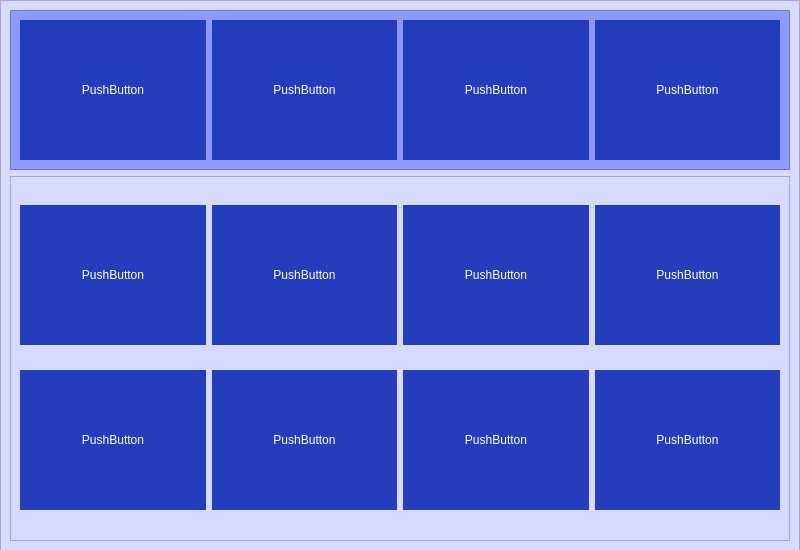
Before: the Qt Designer form content/tvseries/pagetvseries.ui in Sovhan/8INF957_ProjetSAVR, drawn with Qt 5.
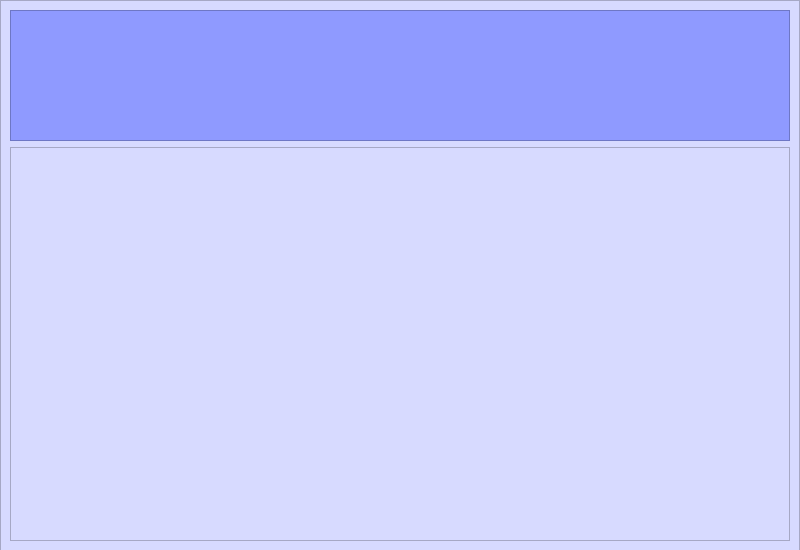
After: the same form once the commit is applied.

Commit message: Page TV Series empty

The edit to the form file:
```diff
--- a/content/tvseries/pagetvseries.ui
+++ b/content/tvseries/pagetvseries.ui
@@ -63,84 +63,7 @@
       <property name="frameShadow">
        <enum>QFrame::Raised</enum>
       </property>
-      <layout class="QGridLayout" name="gridLayoutNews">
-       <item row="0" column="0">
-        <widget class="QPushButton" name="pushButton">
-         <property name="minimumSize">
-          <size>
-           <width>140</width>
-           <height>140</height>
-          </size>
-         </property>
-         <property name="styleSheet">
-          <string notr="true">background-color: #233dbc; border : none;</string>
-         </property>
-         <property name="text">
-          <string>PushButton</string>
-         </property>
-         <property name="flat">
-          <bool>false</bool>
-         </property>
-        </widget>
-       </item>
-       <item row="0" column="1">
-        <widget class="QPushButton" name="pushButton_2">
-         <property name="minimumSize">
-          <size>
-           <width>140</width>
-           <height>140</height>
-          </size>
-         </property>
-         <property name="styleSheet">
-          <string notr="true">background-color: #233dbc; border : none;</string>
-         </property>
-         <property name="text">
-          <string>PushButton</string>
-         </property>
-         <property name="flat">
-          <bool>false</bool>
-         </property>
-        </widget>
-       </item>
-       <item row="0" column="2">
-        <widget class="QPushButton" name="pushButton_3">
-         <property name="minimumSize">
-          <size>
-           <width>140</width>
-           <height>140</height>
-          </size>
-         </property>
-         <property name="styleSheet">
-          <string notr="true">background-color: #233dbc; border : none;</string>
-         </property>
-         <property name="text">
-          <string>PushButton</string>
-         </property>
-         <property name="flat">
-          <bool>false</bool>
-         </property>
-        </widget>
-       </item>
-       <item row="0" column="3">
-        <widget class="QPushButton" name="pushButton_4">
-         <property name="minimumSize">
-          <size>
-           <width>140</width>
-           <height>140</height>
-          </size>
-         </property>
-         <property name="styleSheet">
-          <string notr="true">background-color: #233dbc; border : none;</string>
-         </property>
-         <property name="text">
-          <string>PushButton</string>
-         </property>
-         <property name="flat">
-          <bool>false</bool>
-         </property>
-        </widget>
-       </item>
-      </layout>
+      <layout class="QGridLayout" name="gridLayoutNews"/>
      </widget>
     </item>
     <item>
@@ -151,160 +74,7 @@
       <property name="frameShadow">
        <enum>QFrame::Raised</enum>
       </property>
-      <layout class="QGridLayout" name="gridLayoutOthers">
-       <item row="0" column="2">
-        <widget class="QPushButton" name="pushButton_7">
-         <property name="minimumSize">
-          <size>
-           <width>140</width>
-           <height>140</height>
-          </size>
-         </property>
-         <property name="styleSheet">
-          <string notr="true">background-color: #233dbc; border : none;</string>
-         </property>
-         <property name="text">
-          <string>PushButton</string>
-         </property>
-         <property name="flat">
-          <bool>false</bool>
-         </property>
-        </widget>
-       </item>
-       <item row="0" column="3">
-        <widget class="QPushButton" name="pushButton_8">
-         <property name="minimumSize">
-          <size>
-           <width>140</width>
-           <height>140</height>
-          </size>
-         </property>
-         <property name="styleSheet">
-          <string notr="true">background-color: #233dbc; border : none;</string>
-         </property>
-         <property name="text">
-          <string>PushButton</string>
-         </property>
-         <property name="flat">
-          <bool>false</bool>
-         </property>
-        </widget>
-       </item>
-       <item row="0" column="1">
-        <widget class="QPushButton" name="pushButton_6">
-         <property name="minimumSize">
-          <size>
-           <width>140</width>
-           <height>140</height>
-          </size>
-         </property>
-         <property name="styleSheet">
-          <string notr="true">background-color: #233dbc; border : none;</string>
-         </property>
-         <property name="text">
-          <string>PushButton</string>
-         </property>
-         <property name="flat">
-          <bool>false</bool>
-         </property>
-        </widget>
-       </item>
-       <item row="0" column="0">
-        <widget class="QPushButton" name="pushButton_5">
-         <property name="minimumSize">
-          <size>
-           <width>140</width>
-           <height>140</height>
-          </size>
-         </property>
-         <property name="styleSheet">
-          <string notr="true">background-color: #233dbc; border : none;</string>
-         </property>
-         <property name="text">
-          <string>PushButton</string>
-         </property>
-         <property name="flat">
-          <bool>false</bool>
-         </property>
-        </widget>
-       </item>
-       <item row="1" column="1">
-        <widget class="QPushButton" name="pushButton_9">
-         <property name="minimumSize">
-          <size>
-           <width>140</width>
-           <height>140</height>
-          </size>
-         </property>
-         <property name="styleSheet">
-          <string notr="true">background-color: #233dbc; border : none;</string>
-         </property>
-         <property name="text">
-          <string>PushButton</string>
-         </property>
-         <property name="flat">
-          <bool>false</bool>
-         </property>
-        </widget>
-       </item>
-       <item row="1" column="0">
-        <widget class="QPushButton" name="pushButton_10">
-         <property name="minimumSize">
-          <size>
-           <width>140</width>
-           <height>140</height>
-          </size>
-         </property>
-         <property name="styleSheet">
-          <string notr="true">background-color: #233dbc; border : none;</string>
-         </property>
-         <property name="text">
-          <string>PushButton</string>
-         </property>
-         <property name="flat">
-          <bool>false</bool>
-         </property>
-        </widget>
-       </item>
-       <item row="1" column="2">
-        <widget class="QPushButton" name="pushButton_11">
-         <property name="minimumSize">
-          <size>
-           <width>140</width>
-           <height>140</height>
-          </size>
-         </property>
-         <property name="styleSheet">
-          <string notr="true">background-color: #233dbc; border : none;</string>
-         </property>
-         <property name="text">
-          <string>PushButton</string>
-         </property>
-         <property name="flat">
-          <bool>false</bool>
-         </property>
-        </widget>
-       </item>
-       <item row="1" column="3">
-        <widget class="QPushButton" name="pushButton_12">
-         <property name="minimumSize">
-          <size>
-           <width>140</width>
-           <height>140</height>
-          </size>
-         </property>
-         <property name="styleSheet">
-          <string notr="true">background-color: #233dbc; border : none;</string>
-         </property>
-         <property name="text">
-          <string>PushButton</string>
-         </property>
-         <property name="flat">
-          <bool>false</bool>
-         </property>
-        </widget>
-       </item>
-      </layout>
+      <layout class="QGridLayout" name="gridLayoutOthers"/>
      </widget>
     </item>
    </layout>
```
The commit also changes 1 other file.
